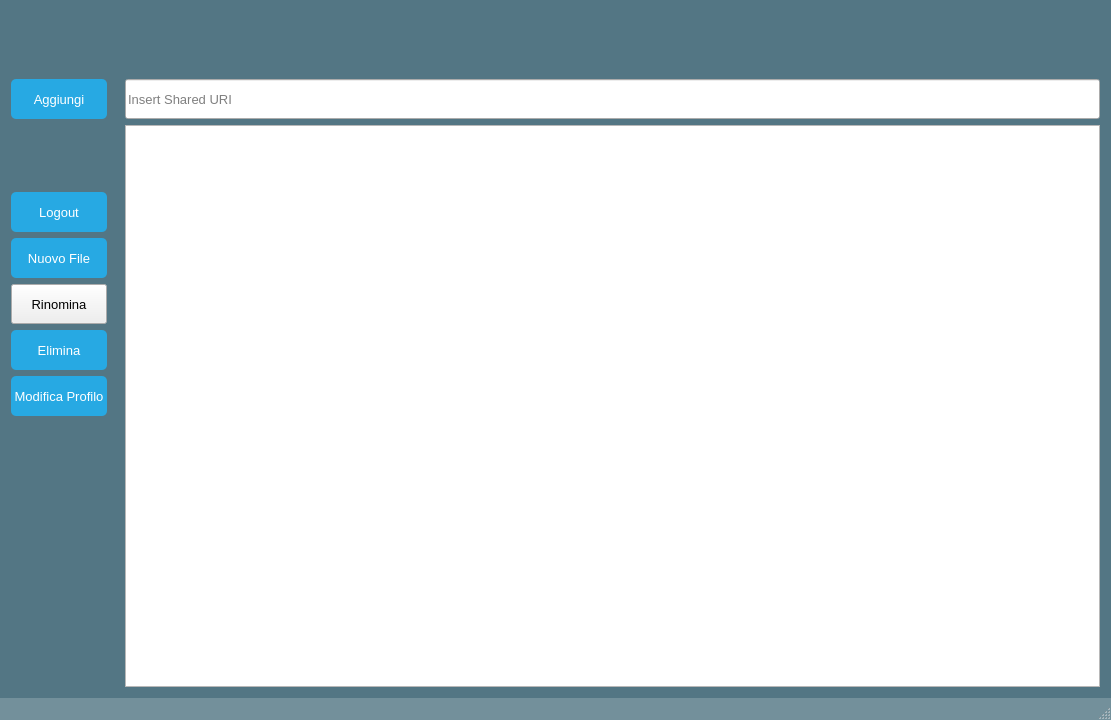
iliodipietro/Programmazione-Di-Sistema-Collaborative-Editor, file Client/EditorGUI/EditorGUI/FileBrowser/FileBrowser.ui: the form before one commit.
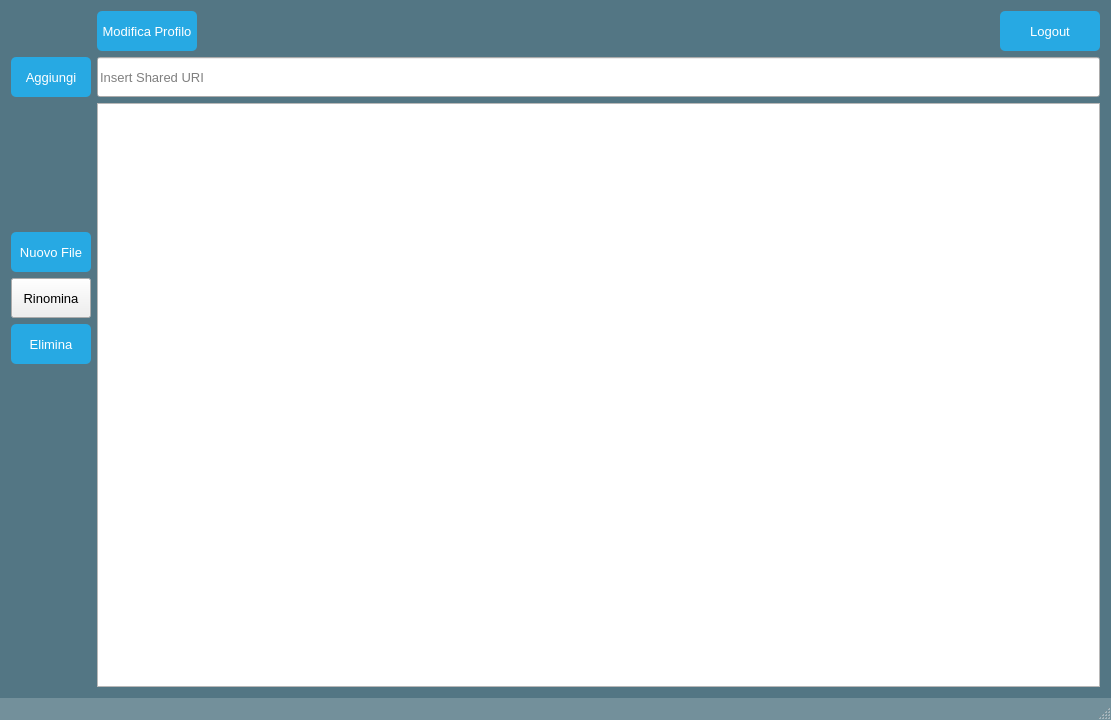
The form after the commit.

The edit to the form file:
```diff
--- a/Client/EditorGUI/EditorGUI/FileBrowser/FileBrowser.ui
+++ b/Client/EditorGUI/EditorGUI/FileBrowser/FileBrowser.ui
@@ -32,7 +32,17 @@
   </property>
   <widget class="QWidget" name="centralWidget">
    <layout class="QGridLayout" name="gridLayout">
-    <item row="2" column="0">
+    <item row="4" column="1" rowspan="10" colspan="4">
+     <widget class="QListWidget" name="fileList">
+      <property name="editTriggers">
+       <set>QAbstractItemView::DoubleClicked|QAbstractItemView::EditKeyPressed</set>
+      </property>
+      <property name="selectionMode">
+       <enum>QAbstractItemView::SingleSelection</enum>
+      </property>
+     </widget>
+    </item>
+    <item row="3" column="0">
      <widget class="QPushButton" name="addSharedFileButton">
       <property name="minimumSize">
        <size>
@@ -40,6 +50,12 @@
         <height>40</height>
        </size>
       </property>
+      <property name="maximumSize">
+       <size>
+        <width>100</width>
+        <height>40</height>
+       </size>
+      </property>
       <property name="font">
        <font>
         <family>Arial</family>
@@ -66,6 +82,45 @@
      </widget>
     </item>
     <item row="7" column="0">
+     <widget class="QPushButton" name="renameFile">
+      <property name="minimumSize">
+       <size>
+        <width>0</width>
+        <height>40</height>
+       </size>
+      </property>
+      <property name="maximumSize">
+       <size>
+        <width>100</width>
+        <height>40</height>
+       </size>
+      </property>
+      <property name="font">
+       <font>
+        <family>Arial</family>
+        <pointsize>10</pointsize>
+       </font>
+      </property>
+      <property name="styleSheet">
+       <string notr="true">QPushButton
+{
+  color: white;
+  background-color: #27a9e3;
+  border-width: 0px;
+  border-radius: 5px;
+}
+QPushButton:hover { background-color: #0080FF; }
+
+QPushButton:disabled{
+ background-color: #a6a6a6;
+}9</string>
+      </property>
+      <property name="text">
+       <string>Rinomina</string>
+      </property>
+     </widget>
+    </item>
+    <item row="8" column="0">
      <widget class="QPushButton" name="deleteFile">
       <property name="minimumSize">
        <size>
@@ -73,6 +128,12 @@
         <height>40</height>
        </size>
       </property>
+      <property name="maximumSize">
+       <size>
+        <width>100</width>
+        <height>40</height>
+       </size>
+      </property>
       <property name="font">
        <font>
         <family>Arial</family>
@@ -98,67 +159,7 @@
       </property>
      </widget>
     </item>
-    <item row="8" column="0">
-     <widget class="QPushButton" name="modifyProfile">
-      <property name="minimumSize">
-       <size>
-        <width>0</width>
-        <height>40</height>
-       </size>
-      </property>
-      <property name="font">
-       <font>
-        <family>Arial</family>
-        <pointsize>10</pointsize>
-       </font>
-      </property>
-      <property name="styleSheet">
-       <string notr="true">QPushButton
-{
-  color: white;
-  background-color: #27a9e3;
-  border-width: 0px;
-  border-radius: 5px;
-}
-QPushButton:hover { background-color: #0080FF; }
-
-QPushButton:disabled{
- background-color: #a6a6a6;
-}</string>
-      </property>
-      <property name="text">
-       <string> Modifica Profilo </string>
-      </property>
-     </widget>
-    </item>
-    <item row="2" column="3">
-     <widget class="QLineEdit" name="uriLineEdit">
-      <property name="sizePolicy">
-       <sizepolicy hsizetype="Preferred" vsizetype="Fixed">
-        <horstretch>0</horstretch>
-        <verstretch>0</verstretch>
-       </sizepolicy>
-      </property>
-      <property name="minimumSize">
-       <size>
-        <width>0</width>
-        <height>40</height>
-       </size>
-      </property>
-      <property name="font">
-       <font>
-        <pointsize>10</pointsize>
-       </font>
-      </property>
-      <property name="text">
-       <string/>
-      </property>
-      <property name="placeholderText">
-       <string>Insert Shared URI</string>
-      </property>
-     </widget>
-    </item>
-    <item row="5" column="0">
+    <item row="6" column="0">
      <widget class="QPushButton" name="newFile">
       <property name="minimumSize">
        <size>
@@ -166,6 +167,12 @@
         <height>40</height>
        </size>
       </property>
+      <property name="maximumSize">
+       <size>
+        <width>100</width>
+        <height>40</height>
+       </size>
+      </property>
       <property name="font">
        <font>
         <family>Arial</family>
@@ -187,27 +194,23 @@
       </property>
      </widget>
     </item>
-    <item row="3" column="3" rowspan="10">
-     <widget class="QListWidget" name="fileList">
-      <property name="editTriggers">
-       <set>QAbstractItemView::DoubleClicked|QAbstractItemView::EditKeyPressed</set>
-      </property>
-      <property name="selectionMode">
-       <enum>QAbstractItemView::SingleSelection</enum>
-      </property>
-     </widget>
-    </item>
-    <item row="4" column="0">
+    <item row="0" column="4">
      <widget class="QPushButton" name="logoutButton">
       <property name="sizePolicy">
-       <sizepolicy hsizetype="Minimum" vsizetype="Minimum">
+       <sizepolicy hsizetype="Preferred" vsizetype="Preferred">
         <horstretch>0</horstretch>
         <verstretch>0</verstretch>
        </sizepolicy>
       </property>
+      <property name="minimumSize">
+       <size>
+        <width>0</width>
+        <height>40</height>
+       </size>
+      </property>
       <property name="maximumSize">
        <size>
-        <width>200</width>
+        <width>100</width>
         <height>40</height>
        </size>
       </property>
@@ -232,43 +235,16 @@
       </property>
      </widget>
     </item>
-    <item row="6" column="0">
-     <widget class="QPushButton" name="renameFile">
-      <property name="minimumSize">
-       <size>
-        <width>0</width>
-        <height>40</height>
-       </size>
-      </property>
-      <property name="font">
-       <font>
-        <family>Arial</family>
-        <pointsize>10</pointsize>
-       </font>
-      </property>
-      <property name="styleSheet">
-       <string notr="true">QPushButton
-{
-  color: white;
-  background-color: #27a9e3;
-  border-width: 0px;
-  border-radius: 5px;
-}
-QPushButton:hover { background-color: #0080FF; }
-
-QPushButton:disabled{
- background-color: #a6a6a6;
-}9</string>
-      </property>
-      <property name="text">
-       <string>Rinomina</string>
-      </property>
-     </widget>
-    </item>
-    <item row="0" column="0" colspan="4">
+    <item row="0" column="0">
      <layout class="QHBoxLayout" name="horizontalLayout_2">
       <item>
        <widget class="QLabel" name="profileImage">
+        <property name="sizePolicy">
+         <sizepolicy hsizetype="Fixed" vsizetype="Fixed">
+          <horstretch>0</horstretch>
+          <verstretch>0</verstretch>
+         </sizepolicy>
+        </property>
         <property name="font">
          <font>
           <pointsize>10</pointsize>
@@ -297,6 +273,12 @@
       </item>
       <item>
        <widget class="QLabel" name="username">
+        <property name="sizePolicy">
+         <sizepolicy hsizetype="Fixed" vsizetype="Preferred">
+          <horstretch>0</horstretch>
+          <verstretch>0</verstretch>
+         </sizepolicy>
+        </property>
         <property name="font">
          <font>
           <pointsize>10</pointsize>
@@ -312,24 +294,80 @@
         </property>
        </widget>
       </item>
-      <item>
-       <spacer name="horizontalSpacer">
-        <property name="orientation">
-         <enum>Qt::Horizontal</enum>
-        </property>
-        <property name="sizeType">
-         <enum>QSizePolicy::Expanding</enum>
-        </property>
-        <property name="sizeHint" stdset="0">
-         <size>
-          <width>870</width>
-          <height>20</height>
-         </size>
-        </property>
-       </spacer>
-      </item>
      </layout>
     </item>
+    <item row="3" column="1" colspan="4">
+     <widget class="QLineEdit" name="uriLineEdit">
+      <property name="sizePolicy">
+       <sizepolicy hsizetype="Preferred" vsizetype="Fixed">
+        <horstretch>0</horstretch>
+        <verstretch>0</verstretch>
+       </sizepolicy>
+      </property>
+      <property name="minimumSize">
+       <size>
+        <width>0</width>
+        <height>40</height>
+       </size>
+      </property>
+      <property name="font">
+       <font>
+        <pointsize>10</pointsize>
+       </font>
+      </property>
+      <property name="text">
+       <string/>
+      </property>
+      <property name="placeholderText">
+       <string>Insert Shared URI</string>
+      </property>
+     </widget>
+    </item>
+    <item row="0" column="1">
+     <widget class="QPushButton" name="modifyProfile">
+      <property name="sizePolicy">
+       <sizepolicy hsizetype="Minimum" vsizetype="Minimum">
+        <horstretch>0</horstretch>
+        <verstretch>0</verstretch>
+       </sizepolicy>
+      </property>
+      <property name="minimumSize">
+       <size>
+        <width>0</width>
+        <height>40</height>
+       </size>
+      </property>
+      <property name="maximumSize">
+       <size>
+        <width>100</width>
+        <height>40</height>
+       </size>
+      </property>
+      <property name="font">
+       <font>
+        <family>Arial</family>
+        <pointsize>10</pointsize>
+       </font>
+      </property>
+      <property name="styleSheet">
+       <string notr="true">QPushButton
+{
+  color: white;
+  background-color: #27a9e3;
+  border-width: 0px;
+  border-radius: 5px;
+}
+QPushButton:hover { background-color: #0080FF; }
+
+QPushButton:disabled{
+ background-color: #a6a6a6;
+}</string>
+      </property>
+      <property name="text">
+       <string> Modifica Profilo </string>
+      </property>
+     </widget>
+    </item>
    </layout>
   </widget>
   <widget class="QStatusBar" name="statusBar"/>
```
